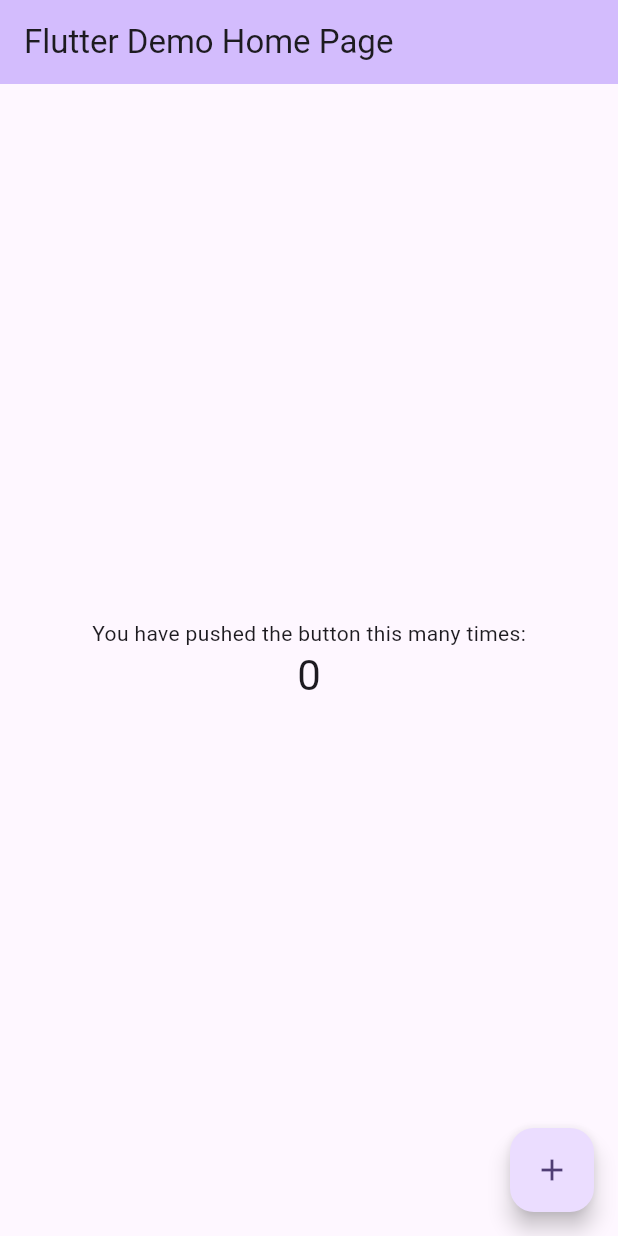
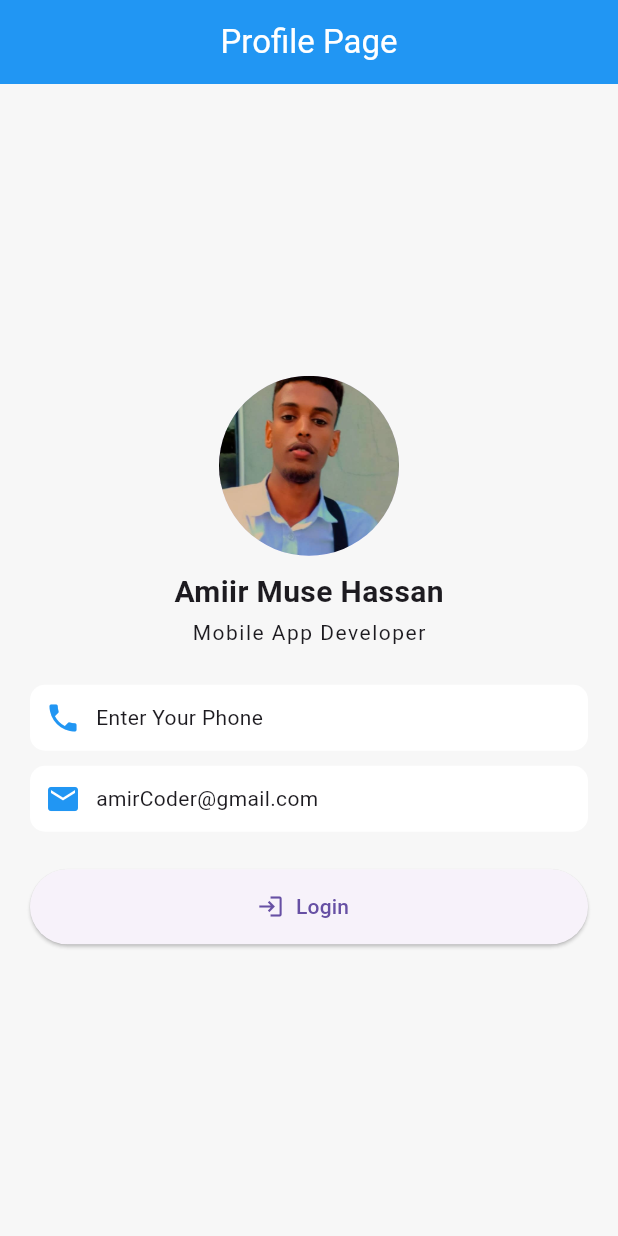
Before and after one commit to ENG-AMIIR-MUSE/Business-app-flutter, a Flutter app: the screen it shows after launch, on a phone screen of 412 x 824 dp. Run offline on Flutter 3.47's test engine with Material 3 defaults, Android fonts, the light colour scheme and no system bars.

Commit message:
styled out app

```diff
--- a/analysis_options.yaml
+++ b/analysis_options.yaml
@@ -7,7 +7,7 @@
 
 # The following line activates a set of recommended lints for Flutter apps,
 # packages, and plugins designed to encourage good coding practices.
-include: package:flutter_lints/flutter.yaml
+# include: package:flutter_lints/flutter.yaml
 
 linter:
   # The lint rules applied to this project can be customized in the
--- a/lib/main.dart
+++ b/lib/main.dart
@@ -1,125 +1,109 @@
+import 'dart:ui';
+
 import 'package:flutter/material.dart';
 
 void main() {
-  runApp(const MyApp());
+  runApp(MaterialApp(
+    home: Home(),
+  ));
 }
 
-class MyApp extends StatelessWidget {
-  const MyApp({super.key});
+class Home extends StatelessWidget {
+  const Home({super.key});
 
-  // This widget is the root of your application.
   @override
   Widget build(BuildContext context) {
-    return MaterialApp(
-      title: 'Flutter Demo',
-      theme: ThemeData(
-        // This is the theme of your application.
-        // adding
-        // TRY THIS: Try running your application with "flutter run". You'll see
-        // the application has a purple toolbar. Then, without quitting the app,
-        // try changing the seedColor in the colorScheme below to Colors.green
-        // and then invoke "hot reload" (save your changes or press the "hot
-        // reload" button in a Flutter-supported IDE, or press "r" if you used
-        // the command line to start the app).
-        //
-        // Notice that the counter didn't reset back to zero; the application
-        // state is not lost during the reload. To reset the state, use hot
-        // restart instead.
-        //
-        // This works for code too, not just values: Most code changes can be
-        // tested with just a hot reload.
-        colorScheme: ColorScheme.fromSeed(seedColor: Colors.deepPurple),
-        useMaterial3: true,
+    return Scaffold(
+      appBar: AppBar(
+          backgroundColor: Colors.blue,
+          title: const Center(
+            child: Text(
+              "Profile Page",
+              style: TextStyle(color: Colors.white),
+            ),
+          )),
+      body: Column(
+        mainAxisAlignment: MainAxisAlignment.center,
+        children: [
+          Center(
+            child: CircleAvatar(
+              radius: 60,
+              backgroundImage: AssetImage('images/face.jpg'),
+            ),
+          ),
+          SizedBox(
+            height: 10,
+          ),
+          Text(
+            "Amiir Muse Hassan",
+            style: TextStyle(fontWeight: FontWeight.bold, fontSize: 20),
+          ),
+          SizedBox(
+            height: 2,
+          ),
+          Text(
+            "Mobile App Developer",
+            style: TextStyle(letterSpacing: 1),
+          ),
+          SizedBox(
+            height: 25,
+          ),
+          Container(
+            // color:Colors.blue,
+            padding: EdgeInsets.all(10),
+            margin: EdgeInsets.only(left: 20, right: 20),
+            decoration: BoxDecoration(
+                borderRadius: BorderRadius.circular(10), color: Colors.white),
+            child: Row(
+              mainAxisAlignment: MainAxisAlignment.start,
+              children: [
+                Icon(
+                  Icons.phone,
+                  color: Colors.blue,
+                ),
+                SizedBox(
+                  width: 10,
+                ),
+                Text("Enter Your Phone")
+              ],
+            ),
+          ),
+          Container(
+            // color:Colors.blue,
+            padding: EdgeInsets.all(10),
+            margin: EdgeInsets.only(left: 20, right: 20, top: 10),
+            decoration: BoxDecoration(
+                borderRadius: BorderRadius.circular(10), color: Colors.white),
+            child: Row(
+              mainAxisAlignment: MainAxisAlignment.start,
+              children: [
+                Icon(
+                  Icons.email,
+                  color: Colors.blue,
+                ),
+                SizedBox(
+                  width: 10,
+                ),
+                Text("amirCoder@gmail.com")
+              ],
+            ),
+          ),
+          SizedBox(
+            height: 25,
+          ),
+          Container(
+            width: 400,
+            margin: EdgeInsets.only(left: 20, right: 20),
+            height: 50,
+            child: ElevatedButton.icon(
+              onPressed: () {},
+              icon: Icon(Icons.login),
+              label: Text("Login"),
+            ),
+          )
+        ],
       ),
-      home: const MyHomePage(title: 'Flutter Demo Home Page'),
+      backgroundColor: Color.fromARGB(221, 246, 246, 246),
     );
   }
 }
-
-class MyHomePage extends StatefulWidget {
-  const MyHomePage({super.key, required this.title});
-
-  // This widget is the home page of your application. It is stateful, meaning
-  // that it has a State object (defined below) that contains fields that affect
-  // how it looks.
-
-  // This class is the configuration for the state. It holds the values (in this
-  // case the title) provided by the parent (in this case the App widget) and
-  // used by the build method of the State. Fields in a Widget subclass are
-  // always marked "final".
-
-  final String title;
-
-  @override
-  State<MyHomePage> createState() => _MyHomePageState();
-}
-
-class _MyHomePageState extends State<MyHomePage> {
-  int _counter = 0;
-
-  void _incrementCounter() {
-    setState(() {
-      // This call to setState tells the Flutter framework that something has
-      // changed in this State, which causes it to rerun the build method below
-      // so that the display can reflect the updated values. If we changed
-      // _counter without calling setState(), then the build method would not be
-      // called again, and so nothing would appear to happen.
-      _counter++;
-    });
-  }
-
-  @override
-  Widget build(BuildContext context) {
-    // This method is rerun every time setState is called, for instance as done
-    // by the _incrementCounter method above.
-    //
-    // The Flutter framework has been optimized to make rerunning build methods
-    // fast, so that you can just rebuild anything that needs updating rather
-    // than having to individually change instances of widgets.
-    return Scaffold(
-      appBar: AppBar(
-        // TRY THIS: Try changing the color here to a specific color (to
-        // Colors.amber, perhaps?) and trigger a hot reload to see the AppBar
-        // change color while the other colors stay the same.
-        backgroundColor: Theme.of(context).colorScheme.inversePrimary,
-        // Here we take the value from the MyHomePage object that was created by
-        // the App.build method, and use it to set our appbar title.
-        title: Text(widget.title),
-      ),
-      body: Center(
-        // Center is a layout widget. It takes a single child and positions it
-        // in the middle of the parent.
-        child: Column(
-          // Column is also a layout widget. It takes a list of children and
-          // arranges them vertically. By default, it sizes itself to fit its
-          // children horizontally, and tries to be as tall as its parent.
-          //
-          // Column has various properties to control how it sizes itself and
-          // how it positions its children. Here we use mainAxisAlignment to
-          // center the children vertically; the main axis here is the vertical
-          // axis because Columns are vertical (the cross axis would be
-          // horizontal).
-          //
-          // TRY THIS: Invoke "debug painting" (choose the "Toggle Debug Paint"
-          // action in the IDE, or press "p" in the console), to see the
-          // wireframe for each widget.
-          mainAxisAlignment: MainAxisAlignment.center,
-          children: <Widget>[
-            const Text(
-              'You have pushed the button this many times:',
-            ),
-            Text(
-              '$_counter',
-              style: Theme.of(context).textTheme.headlineMedium,
-            ),
-          ],
-        ),
-      ),
-      floatingActionButton: FloatingActionButton(
-        onPressed: _incrementCounter,
-        tooltip: 'Increment',
-        child: const Icon(Icons.add),
-      ), // This trailing comma makes auto-formatting nicer for build methods.
-    );
-  }
-}
```
Also changed, not shown: pubspec.yaml (+2 -64 lines), images/face.jpg (added), 1 other file.
